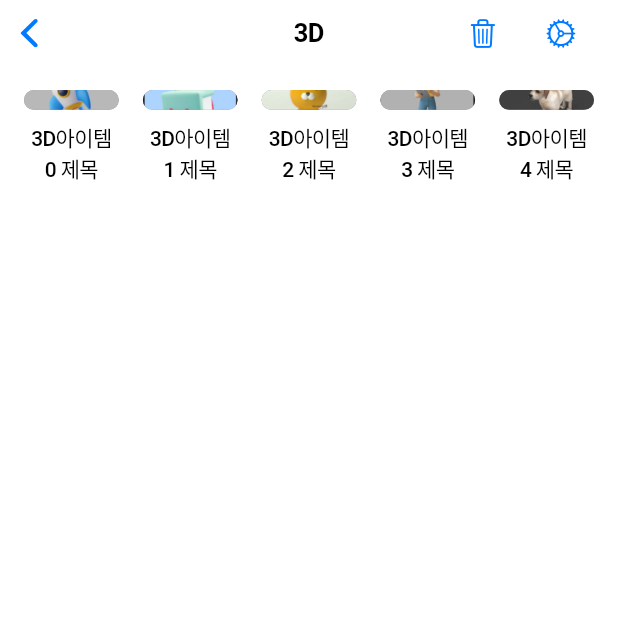
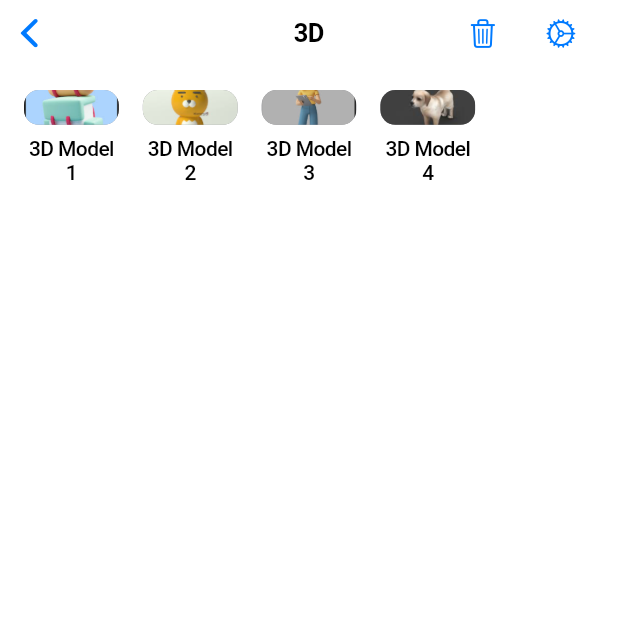
Before and after one commit to SKT-FLY-AI-ASAP/toystory-fe, a Flutter app: the ThreeDPage screen opened directly, on a phone screen of 412 x 824 dp, the top half of it. Run offline on Flutter 3.47's test engine with Material 3 defaults, Android fonts, the phone set to English and light mode, and no system bars; our stand-ins replace dio; missing offline and left inert: model_viewer_plus, scribble, value_notifier_tools.

Commit message:
Refactor: Add ThreeDItem class to show 3D items (#23)

```diff
--- a/toystory/lib/screen/three_d_page.dart
+++ b/toystory/lib/screen/three_d_page.dart
@@ -1,6 +1,62 @@
 import 'package:flutter/cupertino.dart';
 import 'package:toystory/widget/settings_button.dart';
 import 'glb_viewer_page.dart';
+
+// 3D 아이템 모델 클래스
+class ThreeDItem {
+  final int contentId;
+  final String contentTitle;
+  final int userId;
+  final String contentUrl;
+  final bool isRemoved;
+
+  ThreeDItem({
+    required this.contentId,
+    required this.contentTitle,
+    required this.userId,
+    required this.contentUrl,
+    required this.isRemoved,
+  });
+}
+
+// 샘플 데이터 리스트
+List<ThreeDItem> sampleThreeDItems = [
+  ThreeDItem(
+    contentId: 1,
+    contentTitle: '3D Model 1',
+    userId: 101,
+    contentUrl: 'assets/img/3d/image_1.png',
+    isRemoved: false,
+  ),
+  ThreeDItem(
+    contentId: 2,
+    contentTitle: '3D Model 2',
+    userId: 102,
+    contentUrl: 'assets/img/3d/image_2.png',
+    isRemoved: false,
+  ),
+  ThreeDItem(
+    contentId: 3,
+    contentTitle: '3D Model 3',
+    userId: 103,
+    contentUrl: 'assets/img/3d/image_3.png',
+    isRemoved: false,
+  ),
+  ThreeDItem(
+    contentId: 4,
+    contentTitle: '3D Model 4',
+    userId: 104,
+    contentUrl: 'assets/img/3d/image_4.png',
+    isRemoved: false,
+  ),
+  // ThreeDItem(
+  //   contentId: 5,
+  //   contentTitle: '3D Model 5',
+  //   userId: 105,
+  //   contentUrl: 'assets/img/3d/image_5.png',
+  //   isRemoved: false,
+  // ),
+];
 
 class ThreeDPage extends StatelessWidget {
   const ThreeDPage({Key? key}) : super(key: key);
@@ -33,8 +89,9 @@ class ThreeDPage extends StatelessWidget {
           padding: const EdgeInsets.all(16.0),
           crossAxisSpacing: 16.0, // 아이템 사이의 가로 간격
           mainAxisSpacing: 16.0, // 아이템 사이의 세로 간격
-          children: List.generate(5, (index) {
-            // 40개의 아이템 생성
+          children: List.generate(sampleThreeDItems.length, (index) {
+            final item = sampleThreeDItems[index]; // 샘플 데이터에서 아이템 가져오기
+
             return Column(
               children: [
                 Expanded(
@@ -43,10 +100,10 @@ class ThreeDPage extends StatelessWidget {
                       Navigator.push(
                         context,
                         CupertinoPageRoute(
-                          builder: (context) => My3DModel(),
+                          builder: (context) => My3DModel(), // 3D 모델 뷰어로 이동
                         ),
                       );
-                      print('3D 아이템 $index 클릭됨');
+                      print('${item.contentTitle} 클릭됨');
                     },
                     child: Container(
                       decoration: BoxDecoration(
@@ -57,7 +114,7 @@ class ThreeDPage extends StatelessWidget {
                       child: ClipRRect(
                         borderRadius: BorderRadius.circular(10),
                         child: Image.asset(
-                          'assets/img/3d/image_$index.png',
+                          item.contentUrl,
                           fit: BoxFit.cover,
                         ),
                       ),
@@ -66,7 +123,7 @@ class ThreeDPage extends StatelessWidget {
                 ),
                 const SizedBox(height: 8), // 아이템과 제목 사이의 간격
                 Text(
-                  '3D아이템 $index 제목',
+                  item.contentTitle, // 3D 아이템의 제목 표시
                   style: const TextStyle(
                     fontSize: 14,
                     fontWeight: FontWeight.w500,
```
